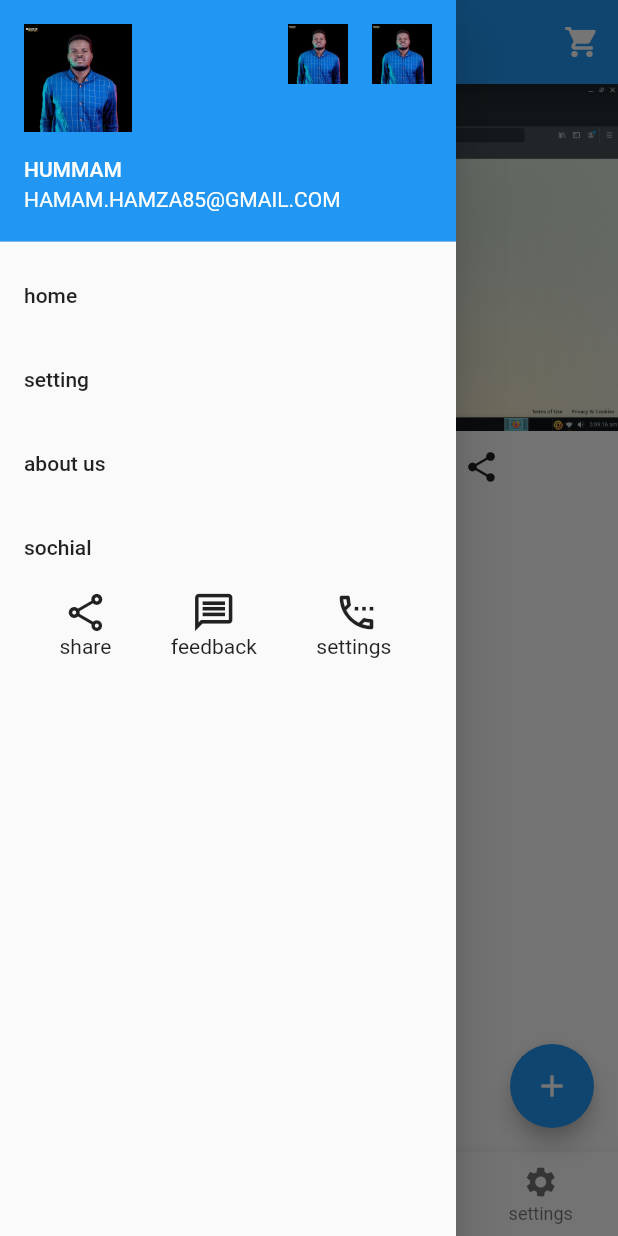
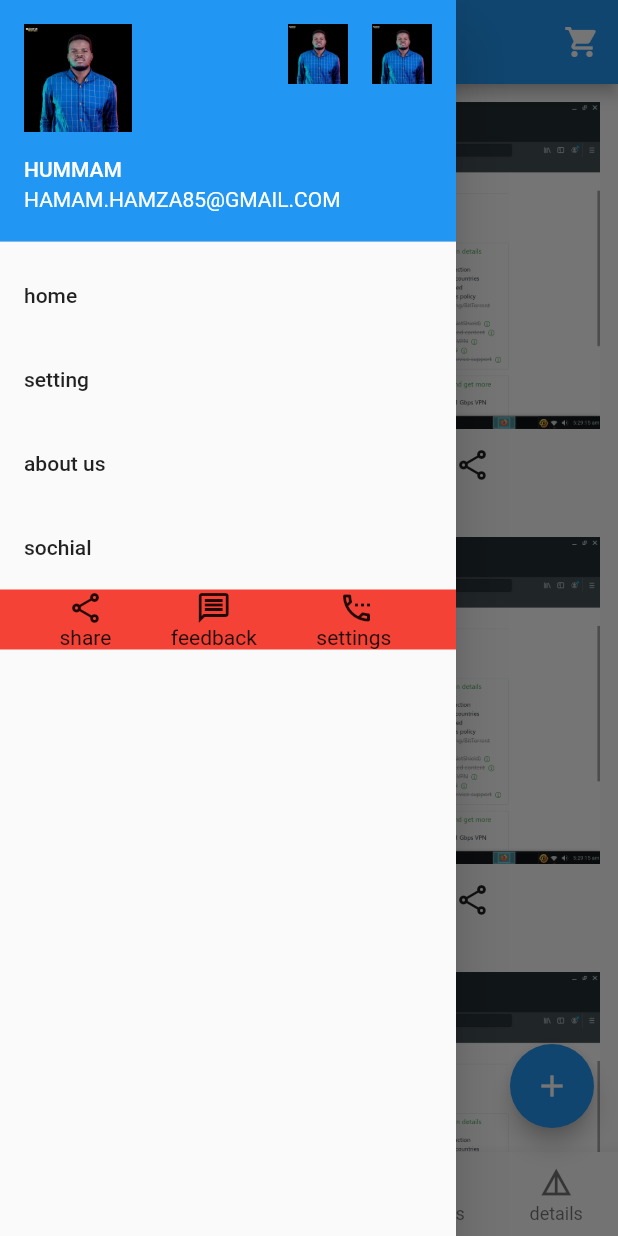
Before and after one commit to malouda0000/flutter-test-of-widgets, a Flutter app: the screen it shows after launch, with the side drawer open, on a phone screen of 412 x 824 dp. Run offline on Flutter 3.47's test engine with Material 2 defaults, Android fonts, the phone set to English and light mode, and no system bars.

Commit message:
some improvements

```diff
--- a/lib/files/drawer.dart
+++ b/lib/files/drawer.dart
@@ -11,7 +11,7 @@ class MyDrawer extends StatelessWidget {
         child: Column(children: [
           Icon(
             ico,
-            size: 30,
+            // semanticLabel: 'adsfh;kj',
           ),
           Text(text),
         ]),
@@ -41,11 +41,10 @@ class MyDrawer extends StatelessWidget {
     // );
 
     return Drawer(
-      child: Container(
+      child: Expanded(
         child: ListView(
           children: [
-            Container(
-              child: UserAccountsDrawerHeader(
+            UserAccountsDrawerHeader(
               accountName: Text(_userName.toString().toUpperCase()),
               accountEmail: Text(_userEmail.toUpperCase().toString()),
               currentAccountPicture: CircleAvatar(
@@ -64,7 +63,6 @@ class MyDrawer extends StatelessWidget {
                 )
               ],
             ),
-            ),
             ListTile(
               title: Text('home'),
             ),
@@ -77,7 +75,16 @@ class MyDrawer extends StatelessWidget {
             ListTile(
               title: Text('sochial '),
             ),
-            Row(mainAxisAlignment: MainAxisAlignment.spaceEvenly, children: [
+            Expanded(
+              child: Container(
+                color: Colors.red,
+                child: Column(
+                  mainAxisAlignment: MainAxisAlignment.end,
+                  children: [
+                    Row(
+                        crossAxisAlignment: CrossAxisAlignment.end,
+                        mainAxisAlignment: MainAxisAlignment.spaceEvenly,
+                        children: [
                           drawerActions(
                             Icons.share_outlined,
                             "share",
@@ -94,6 +101,10 @@ class MyDrawer extends StatelessWidget {
                   ],
                 ),
               ),
+            ),
+          ],
+        ),
+      ),
     );
   }
 }
--- a/lib/main.dart
+++ b/lib/main.dart
@@ -2,6 +2,7 @@ import 'package:flutter/material.dart';
 import 'package:flutter_app/files/drawer.dart';
 import 'package:flutter_app/screens/deatils_tab.dart';
 import 'package:flutter_app/screens/main_Screen.dart';
+import 'package:flutter_app/screens/place_description.dart';
 import 'package:flutter_app/screens/screen2.dart';
 import 'package:flutter_app/screens/screen3_testing_padding.dart';
 
@@ -34,17 +35,14 @@ class _MyHomePageState extends State<MyHomePage> {
     BulidingSecondScreen(),
     TestOfPadding(),
     DeatilsListItems(),
-    // Center(child: Text('home')),
-    // Center(child: Text('setting')),
-    // Center(child: Text('help')),
-    // Center(child: Text('personal')),
+    PlaceDescription(),
   ];
 
   @override
   Widget build(BuildContext context) {
     return Scaffold(
       appBar: AppBar(
-        title: Text('appBar title'),
+        title: Text('Personal App'),
         actions: [
           IconButton(
             icon: Icon(Icons.shopping_cart),
@@ -56,7 +54,9 @@ class _MyHomePageState extends State<MyHomePage> {
         ],
       ),
       drawer: MyDrawer(),
-      body: tabs[_currentIndex],
+      body: SingleChildScrollView(
+        child: tabs[_currentIndex],
+      ),
       floatingActionButton: FloatingActionButton(
         child: Icon(Icons.add),
         onPressed: () {},
@@ -71,11 +71,15 @@ class _MyHomePageState extends State<MyHomePage> {
           });
         },
         type: BottomNavigationBarType.fixed,
+        selectedItemColor: Colors.redAccent,
         items: [
           BottomNavigationBarItem(icon: Icon(Icons.home), label: 'home'),
           BottomNavigationBarItem(icon: Icon(Icons.help), label: 'help'),
           BottomNavigationBarItem(icon: Icon(Icons.search), label: 'search'),
-          BottomNavigationBarItem(icon: Icon(Icons.settings), label: 'settings')
+          BottomNavigationBarItem(
+              icon: Icon(Icons.settings), label: 'settings'),
+          BottomNavigationBarItem(
+              icon: Icon(Icons.details_outlined), label: 'details'),
         ],
       ),
     );
--- a/lib/screens/main_Screen.dart
+++ b/lib/screens/main_Screen.dart
@@ -1,4 +1,31 @@
 import 'package:flutter/material.dart';
+
+var randomeImages = [
+  AssetImage('assets/images/image1.png'),
+  AssetImage('assets/images/image2.png'),
+  AssetImage('assets/images/image3.png'),
+  AssetImage('assets/images/image4.png'),
+];
+
+imageActions() {
+  return Row(
+    mainAxisAlignment: MainAxisAlignment.spaceEvenly,
+    children: [
+      IconButton(
+        icon: Icon(Icons.favorite_outline_rounded),
+        onPressed: () {},
+      ),
+      IconButton(
+        icon: Icon(Icons.save_outlined),
+        onPressed: () {},
+      ),
+      IconButton(
+        icon: Icon(Icons.share_outlined),
+        onPressed: () {},
+      ),
+    ],
+  );
+}
 
 class MainScreen extends StatelessWidget {
   @override
@@ -6,21 +33,9 @@ class MainScreen extends StatelessWidget {
     return Column(
       children: [
         ImagePade(),
-        Padding(padding: EdgeInsets.all(15)),
-        Icon(Icons.favorite),
-        Padding(padding: EdgeInsets.all(15)),
-        IconButton(
-          icon: Icon(Icons.home),
-          onPressed: () {},
-        ),
-        ElevatedButton(
-          onPressed: () {},
-          child: Text("don't fucking kid me"),
-        ),
-        // ElevatedButton.icon(
-        //   onpressed: (){},
-        //   child: Text('this is elevated button'),
-        // )
+        ImagePade(),
+        ImagePade(),
+        ImagePade(),
       ],
     );
   }
@@ -29,29 +44,16 @@ class MainScreen extends StatelessWidget {
 class ImagePade extends StatelessWidget {
   @override
   Widget build(BuildContext context) {
-    return Column(
-      children: [
-        Image(
-          image: AssetImage('assets/images/image1.png'),
-        ),
-        Row(
-          mainAxisAlignment: MainAxisAlignment.spaceEvenly,
-          children: [
-            IconButton(
-              icon: Icon(Icons.favorite_outline_rounded),
-              onPressed: () {},
-            ),
-            IconButton(
-              icon: Icon(Icons.save),
-              onPressed: () {},
-            ),
-            IconButton(
-              icon: Icon(Icons.share),
-              onPressed: () {},
-            ),
-          ],
-        ),
-      ],
+    return Padding(
+      padding: const EdgeInsets.all(12.0),
+      child: Column(
+        children: [
+          Image(
+            image: randomeImages[3],
+          ),
+          imageActions(),
+        ],
+      ),
     );
   }
 }
```
Also changed, not shown: lib/screens/deatils_tab.dart (+16 -46 lines), lib/screens/place_description.dart (added, +39 -0 lines), 3 other files. Lines whose indentation alone changed are shown as unchanged.
